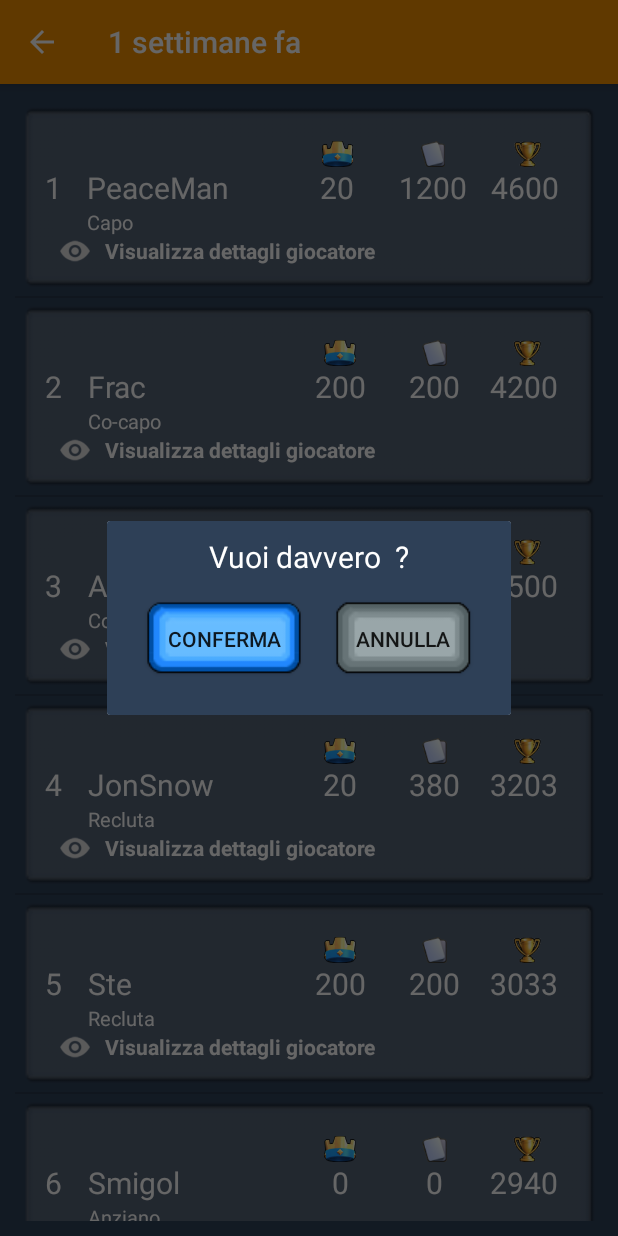
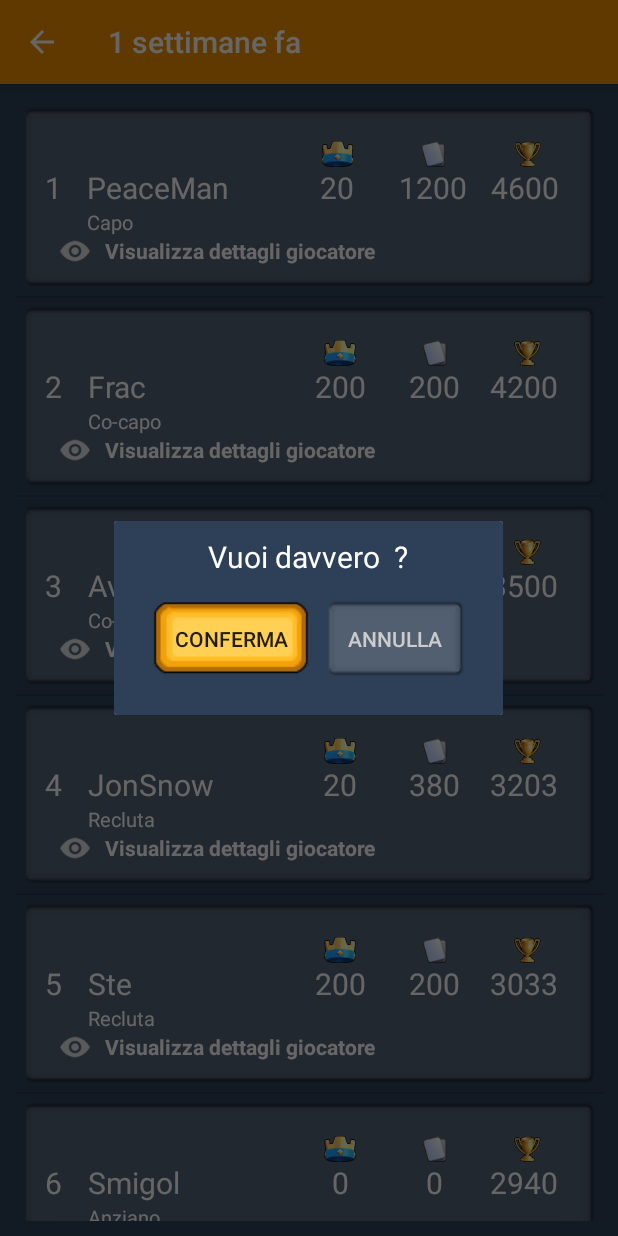
Before and after one commit to Frac7/IUM, an Android app: the fragment ConfermaAzione placed in its activity, on a phone screen of 412 x 824 dp. Run offline under Robolectric (Android 15) with nearby library versions, the phone set to English and light mode, and no system bars; 1 statement that could not run was skipped.

Commit message:
ultime modifiche

```diff
--- a/app/src/main/java/ium/project/clanmanagerforclashroyale/ConfermaAzione.java
+++ b/app/src/main/java/ium/project/clanmanagerforclashroyale/ConfermaAzione.java
@@ -61,23 +61,25 @@ public class ConfermaAzione extends DialogFragment {
 
         getDialog().setTitle("Conferma azione");
 
+        anim = AnimationUtils.loadAnimation(a.getContext(), R.anim.animazione);
+
         TextView t = (TextView)view.findViewById(R.id.msg);
         t.setText("Vuoi davvero "+grado+" "+utente+"?");
 
-        Button annulla = (Button)view.findViewById(R.id.negativo);
+        final Button annulla = (Button)view.findViewById(R.id.negativo);
         annulla.setOnClickListener(new View.OnClickListener() {
             @Override
             public void onClick(View view) {
-                anim = AnimationUtils.loadAnimation(a.getContext(), R.anim.animazione);
+                annulla.startAnimation(anim);
                 dismiss();
             }
         });
 
-        Button conferma = (Button)view.findViewById(R.id.positivo);
+        final Button conferma = (Button)view.findViewById(R.id.positivo);
         conferma.setOnClickListener(new View.OnClickListener() {
             @Override
             public void onClick(View view) {
-                anim = AnimationUtils.loadAnimation(a.getContext(), R.anim.animazione);
+                conferma.startAnimation(anim);
                 if(grado.equals("promuovere"))
                 {
                     g.Promozione(true);
@@ -88,8 +90,10 @@ public class ConfermaAzione extends DialogFragment {
                     g.Retrocessione(true);
                     g.setRetrocessione(false);
                 }
-                else if(grado.equals("espellere"))
+                else if(grado.equals("espellere")) {
                     a.getL().remove(g);
+                    GiocatoriFactory.getInstance().RemovePlayer(g);
+                }
 
                 a.notifyDataSetChanged();
                 dismiss();
--- a/app/src/main/java/ium/project/clanmanagerforclashroyale/MyAdapter.java
+++ b/app/src/main/java/ium/project/clanmanagerforclashroyale/MyAdapter.java
@@ -112,7 +112,7 @@ public class MyAdapter extends ArrayAdapter {
 
                 negativo.setText("Retrocedi");
                 Drawable img = context.getResources().getDrawable(R.drawable.ic_retrocedi_bottone);
-                //img.setBounds(0,0,0,0);
+                img.setBounds(0,0,0,0);
                 negativo.setCompoundDrawablesWithIntrinsicBounds(img, null, null, null);
             }
 
--- a/app/src/main/java/ium/project/clanmanagerforclashroyale/data/Clan.java
+++ b/app/src/main/java/ium/project/clanmanagerforclashroyale/data/Clan.java
@@ -26,7 +26,7 @@ public class Clan {
     public Clan (){
         nome="Royale Family";
         tag="#KAS894HX";
-        descrizione="Clan serio, regole: 1- minimo donazioni settimanali 200; 2 minimo coppe baule clan 30; buon game a tutti";
+        descrizione="Clan serio, regole: 1) minimo donazioni settimanali: 200; 2) minimo corone baule clan: 30; buon game a tutti";
         setnMembri(GiocatoriFactory.getInstance().countPlayers());
         setCoppeClan(GiocatoriFactory.getInstance().countTrophies());
         setComponenti(GiocatoriFactory.getInstance().getAllPlayers());
@@ -78,8 +78,8 @@ public class Clan {
     }
 
     public int getnMembri() {
-        //return nMembri;
-        return GiocatoriFactory.getInstance().getAllPlayers().size();
+        nMembri = getComponenti().size();
+        return nMembri;
     }
 
     public void setnMembri(int nMembri) {
--- a/app/src/main/java/ium/project/clanmanagerforclashroyale/data/ClanManager.java
+++ b/app/src/main/java/ium/project/clanmanagerforclashroyale/data/ClanManager.java
@@ -49,12 +49,11 @@ public class ClanManager {
     public List<Giocatore> ApplyFilters(){
 
         if(getFiltro() == null)
-            return GiocatoriFactory.getInstance().getAllPlayers();
+            return clan.getComponenti();
 
         ArrayList<Giocatore> giocatoriFiltrati= new ArrayList<Giocatore>();
 
-        //List<Giocatore> giocatore = clan.getComponenti();
-        List<Giocatore> giocatore = GiocatoriFactory.getInstance().getAllPlayers();
+        List<Giocatore> giocatore = clan.getComponenti();
 
         for (Giocatore g: giocatore) {
 
--- a/app/src/main/res/drawable/button_blue_x.xml
+++ /dev/null
@@ -1,16 +0,0 @@
-<?xml version="1.0" encoding="utf-8"?>
-<selector xmlns:android="http://schemas.android.com/apk/res/android"
-    android:layout_width="wrap_content"
-    android:layout_height="wrap_content">
-
-    <item
-        android:state_pressed="true"
-        android:state_enabled="true"
-        android:drawable="@drawable/button_blue_o"
-        />
-
-    <item
-        android:state_enabled="true"
-        android:drawable="@drawable/button_blue"
-        />
-</selector>
--- a/app/src/main/res/layout/fragment_blank_fragment3.xml
+++ b/app/src/main/res/layout/fragment_blank_fragment3.xml
@@ -38,7 +38,7 @@
                     android:layout_height="wrap_content"
                     android:textSize="8pt"
                     android:textAlignment="center"
-                    android:text="Impostando corone e donazioni minime richieste, il sistema suggerirà chi promuovere e chi espellere evidenziando in rosso o in verde i membri in 'Membri Clan'."/>
+                    android:text="Impostando corone e donazioni minime richieste, il sistema suggerirà chi promuovere e chi espellere evidenziando in verde o in rosso i membri in 'Membri Clan'."/>
 
             </LinearLayout>
 
--- a/app/src/main/res/layout/fragment_conferma_azione_.xml
+++ b/app/src/main/res/layout/fragment_conferma_azione_.xml
@@ -39,19 +39,16 @@
             android:id="@+id/positivo"
             android:layout_width="wrap_content"
             android:layout_height="wrap_content"
-            android:background="@drawable/button_blue_x"
+            android:background="@drawable/button_orange_x"
             android:text="Conferma"/>
-
-        <Space
-            android:layout_width="10dp"
-            android:layout_height="match_parent" />
 
         <Button
             android:padding="20dp"
             android:id="@+id/negativo"
             android:layout_width="wrap_content"
             android:layout_height="wrap_content"
-            android:background="@drawable/button_gray_x"
+            android:textColor="#cccccc"
+            android:background="@drawable/lista_x"
             android:text="Annulla"/>
 
     </LinearLayout>
--- a/app/src/main/res/layout/fragment_gestione_filtro.xml
+++ b/app/src/main/res/layout/fragment_gestione_filtro.xml
@@ -210,9 +210,9 @@
 
                 <Button
                     android:layout_gravity="center"
-                    android:padding="5dp"
+                    android:padding="15dp"
                     android:id="@+id/pulisci_filtro"
-                    android:background="#00ffffff"
+                    android:background="@drawable/lista_x"
                     android:layout_width="wrap_content"
                     android:layout_height="wrap_content"
                     android:textColor="@color/colorAccent"
@@ -222,7 +222,7 @@
                 android:layout_gravity="center"
                 android:padding="5dp"
                 android:id="@+id/annulla"
-                android:background="#00ffffff"
+                android:background="@drawable/lista_x"
                 android:textColor="#cccccc"
                 android:layout_width="wrap_content"
                 android:layout_height="wrap_content"
```
Also changed, not shown: app/src/main/java/ium/project/clanmanagerforclashroyale/GestioneFiltro.java (+11 -2 lines), app/src/main/java/ium/project/clanmanagerforclashroyale/GestioneOrdinamento.java (+6 -11 lines), app/src/main/res/layout/fragment_blank_fragment2.xml (+11 -4 lines), app/src/main/res/layout/fragment_gestione_ordinamento.xml (+8 -7 lines), app/src/main/res/drawable/button_blue.9.png (deleted), app/src/main/res/drawable/button_blue_o.9.png (deleted), app/src/main/res/drawable/testo_no_titolo_2.9.png (added).
